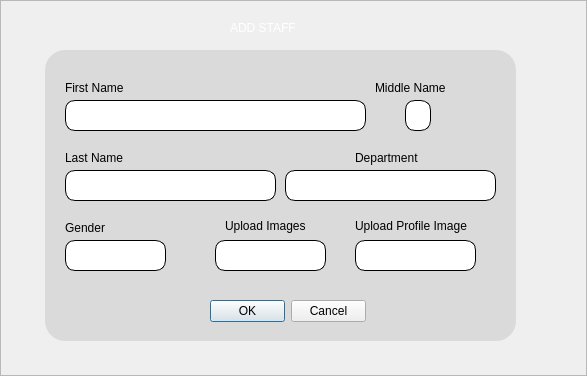
Before: the Qt Designer form ui/addStaff.ui in HimoJCode/Automated-Attendance-Tracking, drawn with Qt 5.
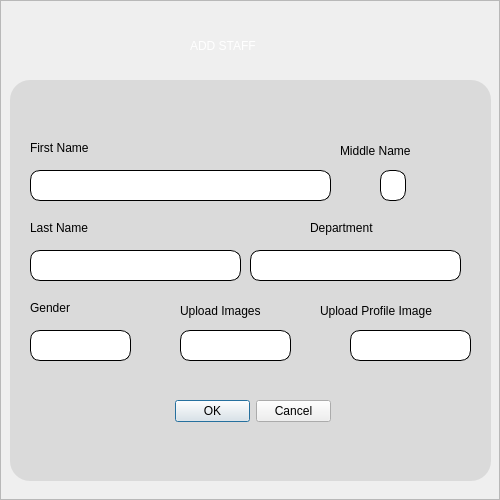
After: the same form once the commit is applied. Icons and pictures are not drawn.

What changed in the file:
```diff
--- a/ui/addStaff.ui
+++ b/ui/addStaff.ui
@@ -6,8 +6,8 @@
    <rect>
     <x>0</x>
     <y>0</y>
-    <width>587</width>
-    <height>376</height>
+    <width>500</width>
+    <height>500</height>
    </rect>
   </property>
   <property name="windowTitle">
@@ -46,10 +46,10 @@
      <widget class="QLabel" name="label_2">
       <property name="geometry">
        <rect>
-        <x>230</x>
-        <y>20</y>
+        <x>190</x>
+        <y>30</y>
         <width>121</width>
-        <height>16</height>
+        <height>31</height>
        </rect>
       </property>
       <property name="styleSheet">
@@ -63,10 +63,10 @@
      <widget class="QFrame" name="updateFormFrame">
       <property name="geometry">
        <rect>
-        <x>45</x>
-        <y>50</y>
-        <width>471</width>
-        <height>291</height>
+        <x>10</x>
+        <y>80</y>
+        <width>481</width>
+        <height>401</height>
        </rect>
       </property>
       <property name="styleSheet">
@@ -96,7 +96,7 @@
        <property name="geometry">
         <rect>
          <x>20</x>
-         <y>50</y>
+         <y>90</y>
          <width>301</width>
          <height>31</height>
         </rect>
@@ -106,7 +106,7 @@
        <property name="geometry">
         <rect>
          <x>20</x>
-         <y>120</y>
+         <y>170</y>
          <width>211</width>
          <height>31</height>
         </rect>
@@ -116,8 +116,8 @@
        <property name="geometry">
         <rect>
          <x>20</x>
-         <y>30</y>
-         <width>71</width>
+         <y>60</y>
+         <width>91</width>
          <height>16</height>
         </rect>
        </property>
@@ -129,9 +129,9 @@
        <property name="geometry">
         <rect>
          <x>330</x>
-         <y>30</y>
-         <width>81</width>
-         <height>16</height>
+         <y>60</y>
+         <width>111</width>
+         <height>21</height>
         </rect>
        </property>
        <property name="text">
@@ -142,8 +142,8 @@
        <property name="geometry">
         <rect>
          <x>20</x>
-         <y>100</y>
-         <width>71</width>
+         <y>140</y>
+         <width>91</width>
          <height>16</height>
         </rect>
        </property>
@@ -154,8 +154,8 @@
       <widget class="QLineEdit" name="middleNameLineEdit">
        <property name="geometry">
         <rect>
-         <x>360</x>
-         <y>50</y>
+         <x>370</x>
+         <y>90</y>
          <width>26</width>
          <height>31</height>
         </rect>
@@ -168,7 +168,7 @@
        <property name="geometry">
         <rect>
          <x>20</x>
-         <y>190</y>
+         <y>250</y>
          <width>101</width>
          <height>31</height>
         </rect>
@@ -218,9 +218,9 @@
       <widget class="QLabel" name="strand_label">
        <property name="geometry">
         <rect>
-         <x>310</x>
-         <y>100</y>
-         <width>81</width>
+         <x>300</x>
+         <y>140</y>
+         <width>101</width>
          <height>16</height>
         </rect>
        </property>
@@ -232,7 +232,7 @@
        <property name="geometry">
         <rect>
          <x>165</x>
-         <y>250</y>
+         <y>320</y>
          <width>156</width>
          <height>23</height>
         </rect>
@@ -245,7 +245,7 @@
        <property name="geometry">
         <rect>
          <x>240</x>
-         <y>120</y>
+         <y>170</y>
          <width>211</width>
          <height>31</height>
         </rect>
@@ -301,7 +301,7 @@
        <property name="geometry">
         <rect>
          <x>20</x>
-         <y>170</y>
+         <y>220</y>
          <width>71</width>
          <height>16</height>
         </rect>
@@ -314,7 +314,7 @@
        <property name="geometry">
         <rect>
          <x>170</x>
-         <y>190</y>
+         <y>250</y>
          <width>111</width>
          <height>31</height>
         </rect>
@@ -345,8 +345,8 @@
       <widget class="QPushButton" name="profileImageUpload_btn">
        <property name="geometry">
         <rect>
-         <x>310</x>
-         <y>190</y>
+         <x>340</x>
+         <y>250</y>
          <width>121</width>
          <height>31</height>
         </rect>
@@ -377,9 +377,9 @@
       <widget class="QLabel" name="lastNmae_label_3">
        <property name="geometry">
         <rect>
-         <x>180</x>
-         <y>165</y>
-         <width>101</width>
+         <x>170</x>
+         <y>220</y>
+         <width>121</width>
          <height>21</height>
         </rect>
        </property>
@@ -391,8 +391,8 @@
        <property name="geometry">
         <rect>
          <x>310</x>
-         <y>165</y>
-         <width>131</width>
+         <y>220</y>
+         <width>161</width>
          <height>21</height>
         </rect>
        </property>
```
